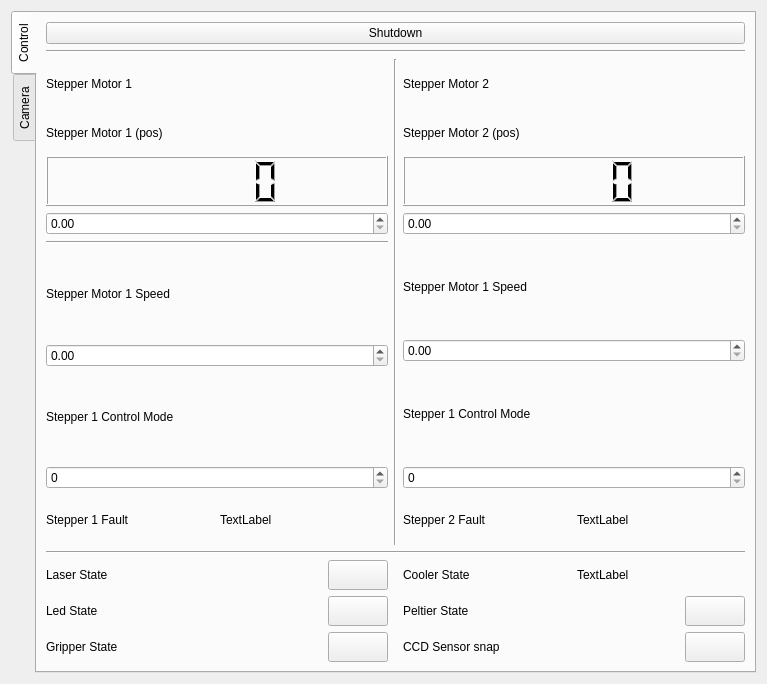
Old version of the form UI_App/qt_ui_files/science_tab_layout3.ui in the repository mcgill-robotics/rover.
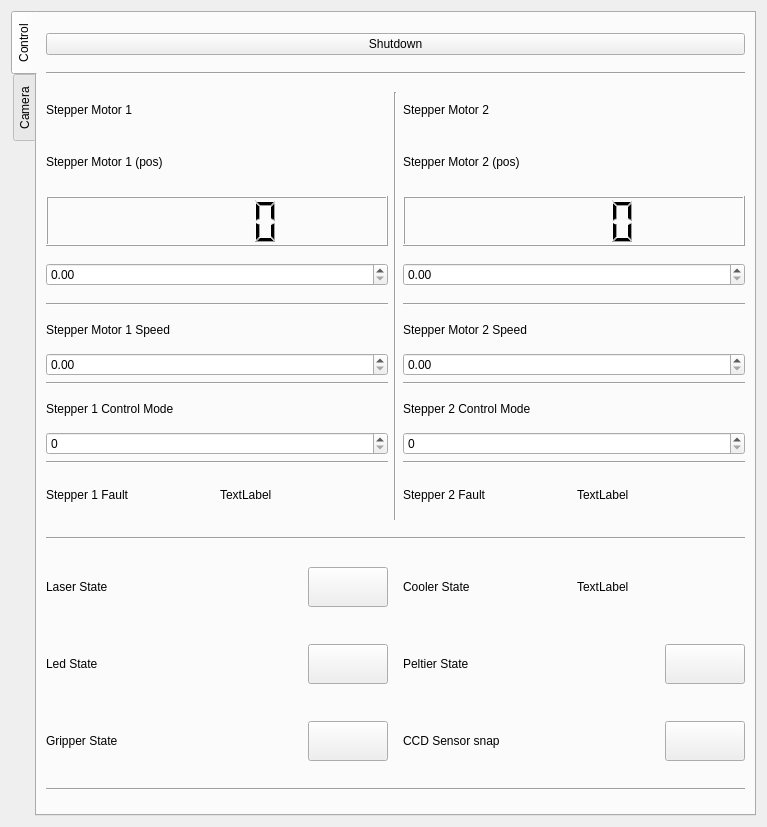
New version of the form. Icons and pictures are not drawn.

What changed in the file:
```diff
--- a/UI_App/qt_ui_files/science_tab_layout3.ui
+++ b/UI_App/qt_ui_files/science_tab_layout3.ui
@@ -7,7 +7,7 @@
     <x>0</x>
     <y>0</y>
     <width>767</width>
-    <height>684</height>
+    <height>827</height>
    </rect>
   </property>
   <property name="windowTitle">
@@ -27,87 +27,6 @@
        <string>Control</string>
       </attribute>
       <layout class="QGridLayout" name="gridLayout_4">
-       <item row="6" column="2">
-        <widget class="QDoubleSpinBox" name="stepperMotor2Pos_doubleSpinBox">
-         <property name="sizePolicy">
-          <sizepolicy hsizetype="Minimum" vsizetype="Maximum">
-           <horstretch>0</horstretch>
-           <verstretch>0</verstretch>
-          </sizepolicy>
-         </property>
-        </widget>
-       </item>
-       <item row="7" column="0">
-        <layout class="QGridLayout" name="gridLayout_16">
-         <item row="5" column="0" colspan="2">
-          <layout class="QGridLayout" name="gridLayout_17">
-           <item row="1" column="0">
-            <widget class="QLabel" name="stepperMotor1Speed_label">
-             <property name="text">
-              <string>Stepper Motor 1 Speed</string>
-             </property>
-            </widget>
-           </item>
-           <item row="3" column="0">
-            <widget class="QLabel" name="stepper1ControlMode_label">
-             <property name="text">
-              <string>Stepper 1 Control Mode</string>
-             </property>
-            </widget>
-           </item>
-           <item row="2" column="0" colspan="2">
-            <widget class="QDoubleSpinBox" name="stepperMotor1Speed_doubleSpinBox"/>
-           </item>
-           <item row="4" column="0" colspan="2">
-            <widget class="QSpinBox" name="stepper1ControlMode_spinBox"/>
-           </item>
-           <item row="5" column="0">
-            <widget class="QLabel" name="stepper1Fault_label">
-             <property name="maximumSize">
-              <size>
-               <width>16777215</width>
-               <height>50</height>
-              </size>
-             </property>
-             <property name="text">
-              <string>Stepper 1 Fault</string>
-             </property>
-            </widget>
-           </item>
-           <item row="5" column="1">
-            <widget class="QLabel" name="stepper1Fault_bool">
-             <property name="maximumSize">
-              <size>
-               <width>16777215</width>
-               <height>50</height>
-              </size>
-             </property>
-             <property name="text">
-              <string>TextLabel</string>
-             </property>
-            </widget>
-           </item>
-           <item row="0" column="0" colspan="2">
-            <widget class="Line" name="line_3">
-             <property name="orientation">
-              <enum>Qt::Horizontal</enum>
-             </property>
-            </widget>
-           </item>
-          </layout>
-         </item>
-        </layout>
-       </item>
-       <item row="5" column="2">
-        <widget class="QLCDNumber" name="stepperMotor2Pos_value">
-         <property name="maximumSize">
-          <size>
-           <width>16777215</width>
-           <height>50</height>
-          </size>
-         </property>
-        </widget>
-       </item>
        <item row="5" column="0">
         <widget class="QLCDNumber" name="stepperMotor1Pos_value">
          <property name="sizePolicy">
@@ -124,12 +43,31 @@
          </property>
         </widget>
        </item>
+       <item row="4" column="2">
+        <widget class="QLabel" name="stepperMotor2Pos_label">
+         <property name="sizePolicy">
+          <sizepolicy hsizetype="Minimum" vsizetype="Minimum">
+           <horstretch>0</horstretch>
+           <verstretch>0</verstretch>
+          </sizepolicy>
+         </property>
+         <property name="maximumSize">
+          <size>
+           <width>16777215</width>
+           <height>35</height>
+          </size>
+         </property>
+         <property name="text">
+          <string>Stepper Motor 2 (pos)</string>
+         </property>
+        </widget>
+       </item>
        <item row="3" column="2">
         <widget class="QLabel" name="Stepper1Label_2">
          <property name="maximumSize">
           <size>
            <width>16777215</width>
-           <height>50</height>
+           <height>35</height>
           </size>
          </property>
          <property name="text">
@@ -137,28 +75,64 @@
          </property>
         </widget>
        </item>
+       <item row="3" column="1" rowspan="5">
+        <widget class="Line" name="line_9">
+         <property name="orientation">
+          <enum>Qt::Vertical</enum>
+         </property>
+        </widget>
+       </item>
+       <item row="5" column="2">
+        <widget class="QLCDNumber" name="stepperMotor2Pos_value">
+         <property name="maximumSize">
+          <size>
+           <width>16777215</width>
+           <height>50</height>
+          </size>
+         </property>
+        </widget>
+       </item>
        <item row="7" column="2">
         <layout class="QGridLayout" name="gridLayout_18">
          <item row="1" column="0" colspan="2">
           <layout class="QGridLayout" name="gridLayout_19">
-           <item row="1" column="0" colspan="2">
+           <item row="2" column="0" colspan="2">
             <widget class="QDoubleSpinBox" name="stepperMotor2Speed_doubleSpinBox"/>
            </item>
-           <item row="2" column="0">
+           <item row="6" column="0" colspan="2">
+            <widget class="Line" name="line_6">
+             <property name="orientation">
+              <enum>Qt::Horizontal</enum>
+             </property>
+            </widget>
+           </item>
+           <item row="4" column="0">
             <widget class="QLabel" name="stepper2ControlMode_label">
+             <property name="maximumSize">
+              <size>
+               <width>16777215</width>
+               <height>35</height>
+              </size>
+             </property>
              <property name="text">
-              <string>Stepper 1 Control Mode</string>
+              <string>Stepper 2 Control Mode</string>
              </property>
             </widget>
            </item>
-           <item row="0" column="0">
+           <item row="1" column="0">
             <widget class="QLabel" name="stepperMotor2Speed_label">
+             <property name="maximumSize">
+              <size>
+               <width>16777215</width>
+               <height>35</height>
+              </size>
+             </property>
              <property name="text">
-              <string>Stepper Motor 1 Speed</string>
+              <string>Stepper Motor 2 Speed</string>
              </property>
             </widget>
            </item>
-           <item row="5" column="0">
+           <item row="7" column="0">
             <widget class="QLabel" name="stepper2Fault_label">
              <property name="maximumSize">
               <size>
@@ -171,10 +145,17 @@
              </property>
             </widget>
            </item>
-           <item row="3" column="0" colspan="2">
+           <item row="5" column="0" colspan="2">
             <widget class="QSpinBox" name="stepper2ControlMode_spinBox"/>
            </item>
-           <item row="5" column="1">
+           <item row="3" column="0" colspan="2">
+            <widget class="Line" name="line_7">
+             <property name="orientation">
+              <enum>Qt::Horizontal</enum>
+             </property>
+            </widget>
+           </item>
+           <item row="7" column="1">
             <widget class="QLabel" name="stepper2Fault_bool">
              <property name="maximumSize">
               <size>
@@ -187,93 +168,107 @@
              </property>
             </widget>
            </item>
+           <item row="0" column="0" colspan="2">
+            <widget class="Line" name="line_8">
+             <property name="orientation">
+              <enum>Qt::Horizontal</enum>
+             </property>
+            </widget>
+           </item>
           </layout>
          </item>
         </layout>
        </item>
-       <item row="9" column="0">
-        <layout class="QGridLayout" name="gridLayout_12">
-         <property name="sizeConstraint">
-          <enum>QLayout::SetMinimumSize</enum>
+       <item row="3" column="0">
+        <widget class="QLabel" name="Stepper1Label">
+         <property name="maximumSize">
+          <size>
+           <width>16777215</width>
+           <height>35</height>
+          </size>
          </property>
-         <item row="2" column="1">
-          <widget class="QPushButton" name="gripperState_toggle">
-           <property name="sizePolicy">
-            <sizepolicy hsizetype="Fixed" vsizetype="Fixed">
-             <horstretch>0</horstretch>
-             <verstretch>0</verstretch>
-            </sizepolicy>
-           </property>
-           <property name="minimumSize">
-            <size>
-             <width>60</width>
-             <height>30</height>
-            </size>
-           </property>
-           <property name="styleSheet">
-            <string notr="true">QPushButton{
-	border-image: url(:/buttons/off.png);
-}
-
-QPushButton:checked{
-	border-image: url(:/buttons/on.png);
-}</string>
-           </property>
-           <property name="text">
-            <string/>
-           </property>
-           <property name="checkable">
-            <bool>true</bool>
-           </property>
-          </widget>
-         </item>
-         <item row="0" column="1">
-          <widget class="QPushButton" name="laserState_toggle">
-           <property name="sizePolicy">
-            <sizepolicy hsizetype="Fixed" vsizetype="Fixed">
-             <horstretch>0</horstretch>
-             <verstretch>0</verstretch>
-            </sizepolicy>
-           </property>
-           <property name="minimumSize">
-            <size>
-             <width>60</width>
-             <height>30</height>
-            </size>
-           </property>
-           <property name="styleSheet">
-            <string notr="true">QPushButton{
-	border-image: url(:/buttons/off.png);
-}
-
-QPushButton:checked{
-	border-image: url(:/buttons/on.png);
-}</string>
-           </property>
-           <property name="text">
-            <string/>
-           </property>
-           <property name="checkable">
-            <bool>true</bool>
-           </property>
-          </widget>
-         </item>
-         <item row="1" column="0">
+         <property name="text">
+          <string>Stepper Motor 1</string>
+         </property>
+        </widget>
+       </item>
+       <item row="10" column="0">
+        <layout class="QHBoxLayout" name="horizontalLayout_6">
+         <item>
           <widget class="QLabel" name="ledState_label">
+           <property name="minimumSize">
+            <size>
+             <width>0</width>
+             <height>60</height>
+            </size>
+           </property>
+           <property name="maximumSize">
+            <size>
+             <width>16777215</width>
+             <height>75</height>
+            </size>
+           </property>
            <property name="text">
             <string>Led State</string>
            </property>
           </widget>
          </item>
-         <item row="2" column="0">
+         <item>
+          <widget class="QPushButton" name="ledState_toggle">
+           <property name="sizePolicy">
+            <sizepolicy hsizetype="Fixed" vsizetype="Fixed">
+             <horstretch>0</horstretch>
+             <verstretch>0</verstretch>
+            </sizepolicy>
+           </property>
+           <property name="minimumSize">
+            <size>
+             <width>80</width>
+             <height>40</height>
+            </size>
+           </property>
+           <property name="styleSheet">
+            <string notr="true">QPushButton{
+	border-image: url(:/buttons/off.png);
+}
+
+QPushButton:checked{
+	border-image: url(:/buttons/on.png);
+}</string>
+           </property>
+           <property name="text">
+            <string/>
+           </property>
+           <property name="checkable">
+            <bool>true</bool>
+           </property>
+          </widget>
+         </item>
+        </layout>
+       </item>
+       <item row="11" column="0">
+        <layout class="QHBoxLayout" name="horizontalLayout_7">
+         <item>
           <widget class="QLabel" name="gripperState_label">
+           <property name="minimumSize">
+            <size>
+             <width>0</width>
+             <height>60</height>
+            </size>
+           </property>
+           <property name="maximumSize">
+            <size>
+             <width>16777215</width>
+             <height>75</height>
+            </size>
+           </property>
            <property name="text">
             <string>Gripper State</string>
            </property>
           </widget>
          </item>
-         <item row="1" column="1">
-          <widget class="QPushButton" name="ledState_toggle">
+         <item>
+          <widget class="QPushButton" name="gripperState_toggle">
            <property name="sizePolicy">
             <sizepolicy hsizetype="Fixed" vsizetype="Fixed">
              <horstretch>0</horstretch>
@@ -282,8 +277,8 @@
            </property>
            <property name="minimumSize">
             <size>
-             <width>60</width>
-             <height>30</height>
+             <width>80</width>
+             <height>40</height>
             </size>
            </property>
            <property name="styleSheet">
@@ -303,39 +298,70 @@
            </property>
           </widget>
          </item>
-         <item row="0" column="0">
+        </layout>
+       </item>
+       <item row="9" column="0">
+        <layout class="QHBoxLayout" name="horizontalLayout_5">
+         <item>
           <widget class="QLabel" name="laserState_label">
+           <property name="minimumSize">
+            <size>
+             <width>0</width>
+             <height>60</height>
+            </size>
+           </property>
+           <property name="maximumSize">
+            <size>
+             <width>16777215</width>
+             <height>75</height>
+            </size>
+           </property>
            <property name="text">
             <string>Laser State</string>
            </property>
           </widget>
          </item>
+         <item>
+          <widget class="QPushButton" name="laserState_toggle">
+           <property name="sizePolicy">
+            <sizepolicy hsizetype="Fixed" vsizetype="Fixed">
+             <horstretch>0</horstretch>
+             <verstretch>0</verstretch>
+            </sizepolicy>
+           </property>
+           <property name="minimumSize">
+            <size>
+             <width>80</width>
+             <height>40</height>
+            </size>
+           </property>
+           <property name="styleSheet">
+            <string notr="true">QPushButton{
+	border-image: url(:/buttons/off.png);
+}
+
+QPushButton:checked{
+	border-image: url(:/buttons/on.png);
+}</string>
+           </property>
+           <property name="text">
+            <string/>
+           </property>
+           <property name="checkable">
+            <bool>true</bool>
+           </property>
+          </widget>
+         </item>
         </layout>
        </item>
-       <item row="1" column="0" colspan="3">
-        <widget class="Line" name="line">
-         <property name="orientation">
-          <enum>Qt::Horizontal</enum>
-         </property>
-        </widget>
-       </item>
-       <item row="4" column="0">
-        <widget class="QLabel" name="stepperMotor1Pos_label">
+       <item row="6" column="0">
+        <widget class="QDoubleSpinBox" name="stepperMotor1Pos_doubleSpinBox">
          <property name="sizePolicy">
-          <sizepolicy hsizetype="Minimum" vsizetype="Minimum">
+          <sizepolicy hsizetype="Minimum" vsizetype="Maximum">
            <horstretch>0</horstretch>
            <verstretch>0</verstretch>
           </sizepolicy>
          </property>
-         <property name="maximumSize">
-          <size>
-           <width>16777215</width>
-           <height>35</height>
-          </size>
-         </property>
-         <property name="text">
-          <string>Stepper Motor 1 (pos)</string>
-         </property>
         </widget>
        </item>
        <item row="0" column="0" colspan="3">
@@ -345,153 +371,165 @@
          </property>
         </widget>
        </item>
-       <item row="6" column="0">
-        <widget class="QDoubleSpinBox" name="stepperMotor1Pos_doubleSpinBox">
-         <property name="sizePolicy">
-          <sizepolicy hsizetype="Minimum" vsizetype="Maximum">
-           <horstretch>0</horstretch>
-           <verstretch>0</verstretch>
-          </sizepolicy>
-         </property>
-        </widget>
-       </item>
-       <item row="4" column="2">
-        <widget class="QLabel" name="stepperMotor2Pos_label">
-         <property name="sizePolicy">
-          <sizepolicy hsizetype="Minimum" vsizetype="Minimum">
-           <horstretch>0</horstretch>
-           <verstretch>0</verstretch>
-          </sizepolicy>
-         </property>
-         <property name="maximumSize">
-          <size>
-           <width>16777215</width>
-           <height>35</height>
-          </size>
-         </property>
-         <property name="text">
-          <string>Stepper Motor 2 (pos)</string>
-         </property>
-        </widget>
-       </item>
-       <item row="3" column="0">
-        <widget class="QLabel" name="Stepper1Label">
-         <property name="maximumSize">
-          <size>
-           <width>16777215</width>
-           <height>50</height>
-          </size>
-         </property>
-         <property name="text">
-          <string>Stepper Motor 1</string>
-         </property>
-        </widget>
-       </item>
-       <item row="8" column="0" colspan="3">
+       <item row="13" column="0" colspan="3">
         <widget class="Line" name="line_2">
          <property name="orientation">
           <enum>Qt::Horizontal</enum>
          </property>
         </widget>
        </item>
+       <item row="7" column="0">
+        <layout class="QGridLayout" name="gridLayout_16">
+         <item row="5" column="0" colspan="2">
+          <layout class="QGridLayout" name="gridLayout_17">
+           <item row="1" column="0">
+            <widget class="QLabel" name="stepperMotor1Speed_label">
+             <property name="maximumSize">
+              <size>
+               <width>16777215</width>
+               <height>35</height>
+              </size>
+             </property>
+             <property name="text">
+              <string>Stepper Motor 1 Speed</string>
+             </property>
+            </widget>
+           </item>
+           <item row="3" column="0" colspan="2">
+            <widget class="Line" name="line_4">
+             <property name="orientation">
+              <enum>Qt::Horizontal</enum>
+             </property>
+            </widget>
+           </item>
+           <item row="0" column="0" colspan="2">
+            <widget class="Line" name="line_3">
+             <property name="orientation">
+              <enum>Qt::Horizontal</enum>
+             </property>
+            </widget>
+           </item>
+           <item row="4" column="0">
+            <widget class="QLabel" name="stepper1ControlMode_label">
+             <property name="maximumSize">
+              <size>
+               <width>16777215</width>
+               <height>35</height>
+              </size>
+             </property>
+             <property name="text">
+              <string>Stepper 1 Control Mode</string>
+             </property>
+            </widget>
+           </item>
+           <item row="2" column="0" colspan="2">
+            <widget class="QDoubleSpinBox" name="stepperMotor1Speed_doubleSpinBox"/>
+           </item>
+           <item row="5" column="0" colspan="2">
+            <widget class="QSpinBox" name="stepper1ControlMode_spinBox"/>
+           </item>
+           <item row="7" column="0">
+            <widget class="QLabel" name="stepper1Fault_label">
+             <property name="maximumSize">
+              <size>
+               <width>16777215</width>
+               <height>50</height>
+              </size>
+             </property>
+             <property name="text">
+              <string>Stepper 1 Fault</string>
+             </property>
+            </widget>
+           </item>
+           <item row="7" column="1">
+            <widget class="QLabel" name="stepper1Fault_bool">
+             <property name="maximumSize">
+              <size>
+               <width>16777215</width>
+               <height>50</height>
+              </size>
+             </property>
+             <property name="text">
+              <string>TextLabel</string>
+             </property>
+            </widget>
+           </item>
+           <item row="6" column="0" colspan="2">
+            <widget class="Line" name="line_5">
+             <property name="orientation">
+              <enum>Qt::Horizontal</enum>
+             </property>
+            </widget>
+           </item>
+          </layout>
+         </item>
+        </layout>
+       </item>
+       <item row="4" column="0">
+        <widget class="QLabel" name="stepperMotor1Pos_label">
+         <property name="sizePolicy">
+          <sizepolicy hsizetype="Minimum" vsizetype="Minimum">
+           <horstretch>0</horstretch>
+           <verstretch>0</verstretch>
+          </sizepolicy>
+         </property>
+         <property name="maximumSize">
+          <size>
+           <width>16777215</width>
+           <height>35</height>
+          </size>
+         </property>
+         <property name="text">
+          <string>Stepper Motor 1 (pos)</string>
+         </property>
+        </widget>
+       </item>
+       <item row="6" column="2">
+        <widget class="QDoubleSpinBox" name="stepperMotor2Pos_doubleSpinBox">
+         <property name="sizePolicy">
+          <sizepolicy hsizetype="Minimum" vsizetype="Maximum">
+           <horstretch>0</horstretch>
+           <verstretch>0</verstretch>
+          </sizepolicy>
+         </property>
+        </widget>
+       </item>
+       <item row="1" column="0" colspan="3">
+        <widget class="Line" name="line">
+         <property name="orientation">
+          <enum>Qt::Horizontal</enum>
+         </property>
+        </widget>
+       </item>
        <item row="9" column="2">
-        <layout class="QGridLayout" name="gridLayout_15">
-         <property name="sizeConstraint">
-          <enum>QLayout::SetMaximumSize</enum>
-         </property>
-         <item row="1" column="0">
+        <layout class="QHBoxLayout" name="horizontalLayout_8">
+         <item>
           <widget class="QLabel" name="coolerState_label">
+           <property name="minimumSize">
+            <size>
+             <width>0</width>
+             <height>60</height>
+            </size>
+           </property>
+           <property name="maximumSize">
+            <size>
+             <width>16777215</width>
+             <height>75</height>
+            </size>
+           </property>
            <property name="text">
             <string>Cooler State</string>
            </property>
           </widget>
          </item>
-         <item row="2" column="0" colspan="2">
-          <layout class="QHBoxLayout" name="horizontalLayout_3">
-           <item>
-            <widget class="QLabel" name="peltierState_label">
-             <property name="text">
-              <string>Peltier State</string>
-             </property>
-            </widget>
-           </item>
-           <item>
-            <widget class="QPushButton" name="peltierState_toggle">
-             <property name="sizePolicy">
-              <sizepolicy hsizetype="Fixed" vsizetype="Fixed">
-               <horstretch>0</horstretch>
-               <verstretch>0</verstretch>
-              </sizepolicy>
-             </property>
-             <property name="minimumSize">
-              <size>
-               <width>60</width>
-               <height>30</height>
-              </size>
-             </property>
-             <property name="styleSheet">
-              <string notr="true">QPushButton{
-	border-image: url(:/buttons/off.png);
-}
-
-QPushButton:checked{
-	border-image: url(:/buttons/on.png);
-}</string>
-             </property>
-             <property name="text">
-              <string/>
-             </property>
-             <property name="checkable">
-              <bool>true</bool>
-             </property>
-            </widget>
-           </item>
-          </layout>
-         </item>
-         <item row="3" column="0" colspan="2">
-          <layout class="QHBoxLayout" name="horizontalLayout_4">
-           <item>
-            <widget class="QLabel" name="ccdSensorSnap_label">
-             <property name="text">
-              <string>CCD Sensor snap</string>
-             </property>
-            </widget>
-           </item>
-           <item>
-            <widget class="QPushButton" name="ccdSensorSnap_toggle">
-             <property name="sizePolicy">
-              <sizepolicy hsizetype="Fixed" vsizetype="Fixed">
-               <horstretch>0</horstretch>
-               <verstretch>0</verstretch>
-              </sizepolicy>
-             </property>
-             <property name="minimumSize">
-              <size>
-               <width>60</width>
-               <height>30</height>
-              </size>
-             </property>
-             <property name="styleSheet">
-              <string notr="true">QPushButton{
-	border-image: url(:/buttons/off.png);
-}
-
-QPushButton:checked{
-	border-image: url(:/buttons/on.png);
-}</string>
-             </property>
-             <property name="text">
-              <string/>
-             </property>
-             <property name="checkable">
-              <bool>true</bool>
-             </property>
-            </widget>
-           </item>
-          </layout>
-         </item>
-         <item row="1" column="1">
+         <item>
           <widget class="QLabel" name="coolerState_bool">
+           <property name="maximumSize">
+            <size>
+             <width>16777215</width>
+             <height>80</height>
+            </size>
+           </property>
            <property name="text">
             <string>TextLabel</string>
            </property>
@@ -499,10 +537,118 @@
          </item>
         </layout>
        </item>
-       <item row="3" column="1" rowspan="5">
-        <widget class="Line" name="line_9">
+       <item row="10" column="2">
+        <layout class="QHBoxLayout" name="horizontalLayout_9">
+         <item>
+          <widget class="QLabel" name="peltierState_label">
+           <property name="minimumSize">
+            <size>
+             <width>0</width>
+             <height>60</height>
+            </size>
+           </property>
+           <property name="maximumSize">
+            <size>
+             <width>16777215</width>
+             <height>75</height>
+            </size>
+           </property>
+           <property name="text">
+            <string>Peltier State</string>
+           </property>
+          </widget>
+         </item>
+         <item>
+          <widget class="QPushButton" name="peltierState_toggle">
+           <property name="sizePolicy">
+            <sizepolicy hsizetype="Fixed" vsizetype="Fixed">
+             <horstretch>0</horstretch>
+             <verstretch>0</verstretch>
+            </sizepolicy>
+           </property>
+           <property name="minimumSize">
+            <size>
+             <width>80</width>
+             <height>40</height>
+            </size>
+           </property>
+           <property name="styleSheet">
+            <string notr="true">QPushButton{
+	border-image: url(:/buttons/off.png);
+}
+
+QPushButton:checked{
+	border-image: url(:/buttons/on.png);
+}</string>
+           </property>
+           <property name="text">
+            <string/>
+           </property>
+           <property name="checkable">
+            <bool>true</bool>
+           </property>
+          </widget>
+         </item>
+        </layout>
+       </item>
+       <item row="11" column="2">
+        <layout class="QHBoxLayout" name="horizontalLayout_10">
+         <item>
+          <widget class="QLabel" name="ccdSensorSnap_label">
+           <property name="minimumSize">
+            <size>
+             <width>0</width>
+             <height>60</height>
+            </size>
+           </property>
+           <property name="maximumSize">
+            <size>
+             <width>16777215</width>
+             <height>75</height>
+            </size>
+           </property>
+           <property name="text">
+            <string>CCD Sensor snap</string>
+           </property>
+          </widget>
+         </item>
+         <item>
+          <widget class="QPushButton" name="ccdSensorSnap_toggle">
+           <property name="sizePolicy">
+            <sizepolicy hsizetype="Fixed" vsizetype="Fixed">
+             <horstretch>0</horstretch>
+             <verstretch>0</verstretch>
+            </sizepolicy>
+           </property>
+           <property name="minimumSize">
+            <size>
+             <width>80</width>
+             <height>40</height>
+            </size>
+           </property>
+           <property name="styleSheet">
+            <string notr="true">QPushButton{
+	border-image: url(:/buttons/off.png);
+}
+
+QPushButton:checked{
+	border-image: url(:/buttons/on.png);
+}</string>
+           </property>
+           <property name="text">
+            <string/>
+           </property>
+           <property name="checkable">
+            <bool>true</bool>
+           </property>
+          </widget>
+         </item>
+        </layout>
+       </item>
+       <item row="8" column="0" colspan="3">
+        <widget class="Line" name="line_10">
          <property name="orientation">
-          <enum>Qt::Vertical</enum>
+          <enum>Qt::Horizontal</enum>
          </property>
         </widget>
        </item>
@@ -524,7 +670,7 @@
             <x>0</x>
             <y>0</y>
             <width>701</width>
-            <height>640</height>
+            <height>783</height>
            </rect>
           </property>
           <layout class="QGridLayout" name="gridLayout_5">
```
